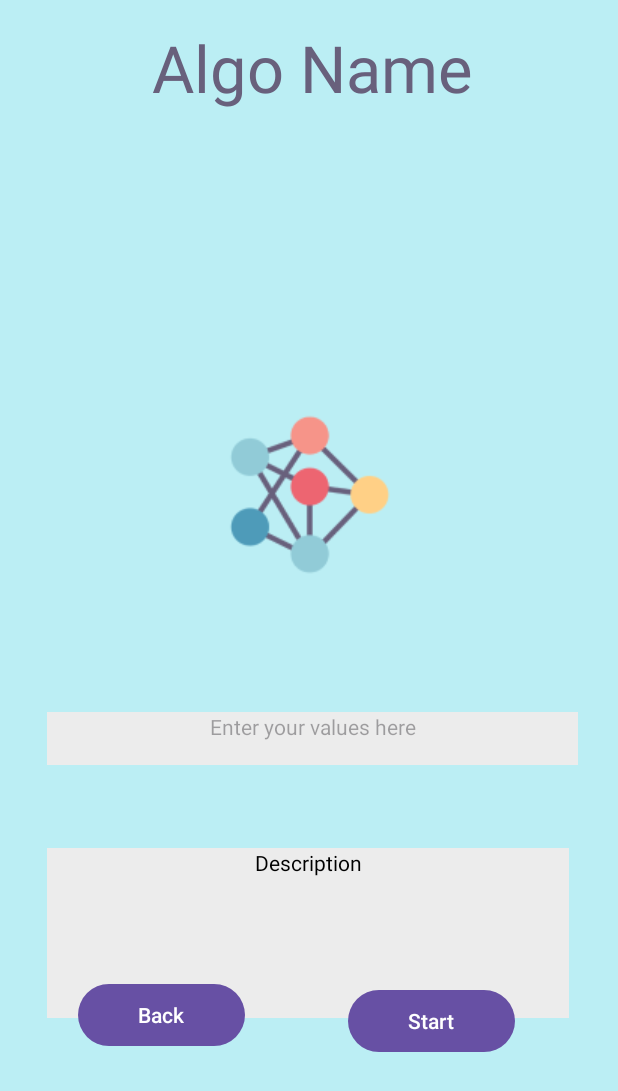
After one commit to AUC-SWE-Team-SCRUMptious/DSA_Visualizer, an Android app: the InsertionSortPageActivity screen opened directly, with no data from a screen before it, on a phone screen of 412 x 824 dp. The commit adds this screen. Shown: the top 1091 px of the screen. Run offline under Robolectric (Android 15) with nearby library versions, the phone set to English and light mode, and no system bars.

Commit message:
Added new pages for each algorithm

```diff
--- a/app/src/main/java/com/scrumptious/algorithmvisualizer/AnimationControllerActivity.kt
+++ b/app/src/main/java/com/scrumptious/algorithmvisualizer/AnimationControllerActivity.kt
@@ -20,6 +20,8 @@ class AnimationControllerActivity: AppCompatActivity() {
     private lateinit var barDataSet: BarDataSet
     private lateinit var barEntriesList: ArrayList<BarEntry>
 
+    val dataArray = intent.extras?.get("dataKey") as MutableList<Pair<Array<Int>, Array<Int>>> // ArrayList is parcelable
+
     /*var dataArray: MutableList<Pair<Array<Int>, Array<Int>>> = mutableListOf(
         Pair(arrayOf(103, 35, 34, 23, 11), arrayOf(0, 1)),
         Pair(arrayOf(35, 103, 34, 23, 11), arrayOf(1, 2)),
@@ -33,6 +35,7 @@ class AnimationControllerActivity: AppCompatActivity() {
         Pair(arrayOf(23, 11, 34, 35, 103), arrayOf(0, 1)),
         Pair(arrayOf(11, 23, 34, 35, 103), emptyArray())
     )*/
+    /*
     var dataArray: MutableList<Pair<Array<Int>, Array<Int>>> = mutableListOf(
         Pair(arrayOf(20, 19, 18, 17, 16, 15, 14, 13, 12, 11, 10, 9, 8, 7, 6, 5, 4, 3, 2, 1), arrayOf(0, 1)),
         Pair(arrayOf(19, 20, 18, 17, 16, 15, 14, 13, 12, 11, 10, 9, 8, 7, 6, 5, 4, 3, 2, 1), arrayOf(1, 2)),
@@ -227,6 +230,8 @@ class AnimationControllerActivity: AppCompatActivity() {
         Pair(arrayOf(1, 2, 3, 4, 5, 6, 7, 8, 9, 10, 11, 12, 13, 14, 15, 16, 17, 18, 19, 20), arrayOf())
     )
 
+     */
+
     private lateinit var speedSeekBar: SeekBar
     private lateinit var speedValueTextView: TextView
 
--- a/app/src/main/res/layout/activity_algorithm_page.xml
+++ b/app/src/main/res/layout/activity_bubble_sort_page.xml
@@ -39,7 +39,7 @@
         app:layout_constraintTop_toTopOf="parent" />
 
     <TextView
-        android:id="@+id/data_input"
+        android:id="@+id/dataInput"
         android:layout_width="354dp"
         android:layout_height="35dp"
         android:layout_marginTop="400dp"
--- /dev/null
+++ b/app/src/main/res/layout/activity_insertion_sort_page.xml
@@ -0,0 +1,93 @@
+<?xml version="1.0" encoding="utf-8"?>
+<androidx.constraintlayout.widget.ConstraintLayout
+    xmlns:android="http://schemas.android.com/apk/res/android"
+    xmlns:app="http://schemas.android.com/apk/res-auto"
+    xmlns:tools="http://schemas.android.com/tools"
+    android:layout_width="match_parent"
+    android:layout_height="match_parent">
+
+    <View
+        android:id="@+id/rectangle_6_1"
+        android:layout_width="match_parent"
+        android:layout_height="match_parent"
+        android:background="#BBEEF4"
+        app:layout_constraintStart_toStartOf="parent"
+        app:layout_constraintTop_toTopOf="parent" />
+
+    <View
+        android:id="@+id/Algo_image"
+        android:layout_width="109dp"
+        android:layout_height="110dp"
+        android:background="@drawable/untitled_de"
+        app:layout_constraintBottom_toBottomOf="parent"
+        app:layout_constraintEnd_toEndOf="parent"
+        app:layout_constraintStart_toStartOf="parent"
+        app:layout_constraintTop_toTopOf="parent"
+        app:layout_constraintVertical_bias="0.386" />
+
+    <TextView
+        android:id="@+id/algo_name"
+        android:layout_width="375dp"
+        android:layout_height="100dp"
+        android:layout_marginTop="16dp"
+        android:gravity="center_horizontal|top"
+        android:text="Algo Name"
+        android:textAppearance="@style/algorithm_v"
+        app:layout_constraintEnd_toEndOf="parent"
+        app:layout_constraintHorizontal_bias="0.555"
+        app:layout_constraintStart_toStartOf="parent"
+        app:layout_constraintTop_toTopOf="parent" />
+
+    <TextView
+        android:id="@+id/dataInput"
+        android:layout_width="354dp"
+        android:layout_height="35dp"
+        android:layout_marginTop="400dp"
+        android:background="#ECECEC"
+        android:gravity="center_horizontal|top"
+        android:hint="Enter your values here"
+        android:textColor="@color/black"
+        app:layout_constraintBottom_toBottomOf="parent"
+        app:layout_constraintEnd_toEndOf="parent"
+        app:layout_constraintHorizontal_bias="0.543"
+        app:layout_constraintStart_toStartOf="parent"
+        app:layout_constraintTop_toTopOf="parent"
+        app:layout_constraintVertical_bias="0.192" />
+
+    <TextView
+        android:id="@+id/description"
+        android:layout_width="348dp"
+        android:layout_height="113dp"
+        android:layout_marginTop="400dp"
+        android:background="#ECECEC"
+        android:gravity="center_horizontal|top"
+        android:text="Description"
+        android:textColor="@color/black"
+        app:layout_constraintBottom_toBottomOf="parent"
+        app:layout_constraintEnd_toEndOf="parent"
+        app:layout_constraintHorizontal_bias="0.492"
+        app:layout_constraintStart_toStartOf="parent"
+        app:layout_constraintTop_toTopOf="parent"
+        app:layout_constraintVertical_bias="0.532" />
+
+    <Button
+        android:id="@+id/back"
+        android:layout_width="111dp"
+        android:layout_height="49dp"
+        android:layout_marginStart="52dp"
+        android:layout_marginTop="652dp"
+        android:text="Back"
+        app:layout_constraintStart_toStartOf="parent"
+        app:layout_constraintTop_toTopOf="parent" />
+
+    <Button
+        android:id="@+id/start"
+        android:layout_width="111dp"
+        android:layout_height="49dp"
+        android:layout_marginTop="656dp"
+        android:text="Start"
+        app:layout_constraintEnd_toEndOf="parent"
+        app:layout_constraintStart_toEndOf="@+id/back"
+        app:layout_constraintTop_toTopOf="parent" />
+
+</androidx.constraintlayout.widget.ConstraintLayout>
```
Also changed, not shown: app/src/main/AndroidManifest.xml (+9 -1 lines), app/src/main/java/com/scrumptious/algorithmvisualizer/BubbleSortPageActivity.kt (renamed from app/src/main/java/com/scrumptious/algorithmvisualizer/AlgorithmPageActivity.kt, +7 -8 lines), app/src/main/java/com/scrumptious/algorithmvisualizer/InsertionSortPageActivity.kt (added, +93 -0 lines), app/src/main/java/com/scrumptious/algorithmvisualizer/SelectionSortPageActivity.kt (added, +93 -0 lines), app/src/main/res/layout/activity_selection_sort_page.xml (added, +93 -0 lines).
